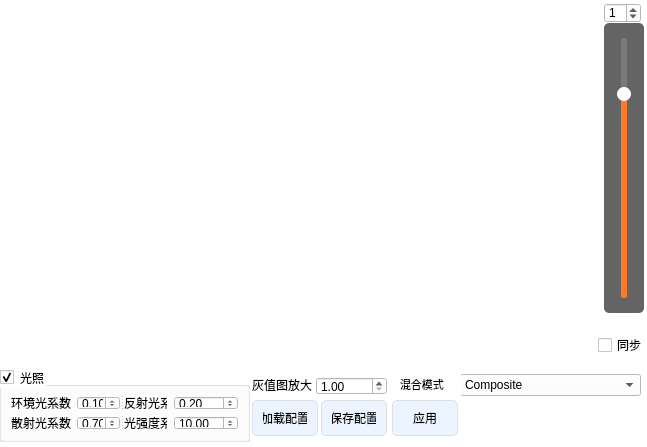
This is Tools/INimage3D/vtkcolorgradient.ui in zyq1569/HealthApp as Qt 5 draws it before an edit. The edited form follows.
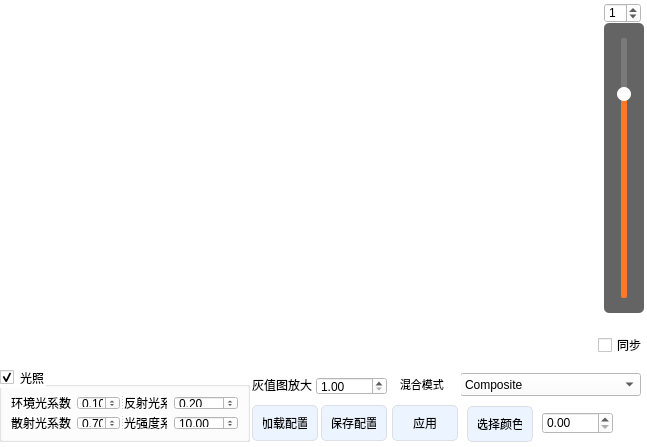
This is the edited form. Custom widgets are drawn as their Qt base class.

Commit message: fine-tune

Diff of the .ui file:
```diff
--- a/Tools/INimage3D/vtkcolorgradient.ui
+++ b/Tools/INimage3D/vtkcolorgradient.ui
@@ -320,7 +320,7 @@
     <property name="geometry">
      <rect>
       <x>2</x>
-      <y>33</y>
+      <y>38</y>
       <width>66</width>
       <height>36</height>
      </rect>
@@ -355,7 +355,7 @@
     <property name="geometry">
      <rect>
       <x>71</x>
-      <y>33</y>
+      <y>38</y>
       <width>66</width>
       <height>36</height>
      </rect>
@@ -390,7 +390,7 @@
     <property name="geometry">
      <rect>
       <x>142</x>
-      <y>33</y>
+      <y>38</y>
       <width>66</width>
       <height>36</height>
      </rect>
@@ -436,9 +436,9 @@
     <property name="geometry">
      <rect>
       <x>210</x>
-      <y>7</y>
+      <y>6</y>
       <width>181</width>
-      <height>22</height>
+      <height>23</height>
      </rect>
     </property>
     <item>
@@ -491,8 +491,60 @@
      <string>混合模式</string>
     </property>
    </widget>
+   <widget class="QPushButton" name="m_selectColor">
+    <property name="geometry">
+     <rect>
+      <x>217</x>
+      <y>39</y>
+      <width>66</width>
+      <height>36</height>
+     </rect>
+    </property>
+    <property name="styleSheet">
+     <string notr="true">QPushButton {
+background-color:  #ecf5ff;
+border: 1px solid #dcdfe6;
+padding: 10px;
+border-radius: 5px;
+}
+
+QPushButton:hover {
+background-color: #ecf5ff;
+color: #409eff;
+}
+
+QPushButton:pressed, QPushButton:checked {
+border: 1px solid #3a8ee6;
+color: #409eff;
+}
+
+#button3 {
+border-radius: 20px;
+}</string>
+    </property>
+    <property name="text">
+     <string>选择颜色</string>
+    </property>
+   </widget>
+   <widget class="QColorSpinBox" name="doubleSpinBox">
+    <property name="geometry">
+     <rect>
+      <x>292</x>
+      <y>45</y>
+      <width>71</width>
+      <height>22</height>
+     </rect>
+    </property>
+   </widget>
   </widget>
  </widget>
+ <customwidgets>
+  <customwidget>
+   <class>QColorSpinBox</class>
+   <extends>QDoubleSpinBox</extends>
+   <header>qcolorspinbox.h</header>
+  </customwidget>
+ </customwidgets>
  <resources/>
  <connections/>
 </ui>
```
